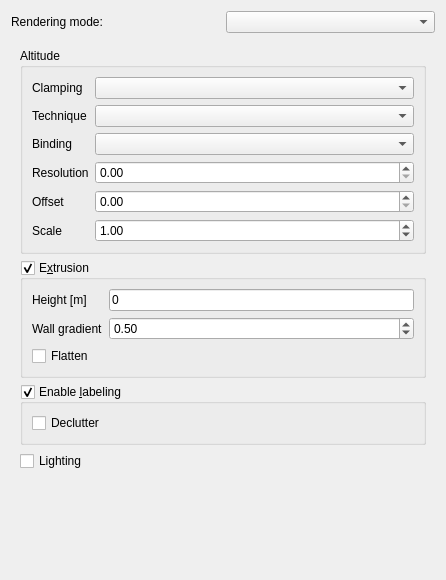
Before: the Qt Designer form src/plugins/globe/qgsglobevectorlayerpropertiespage.ui in kadas-albireo/kadas-albireo, drawn with Qt 5.
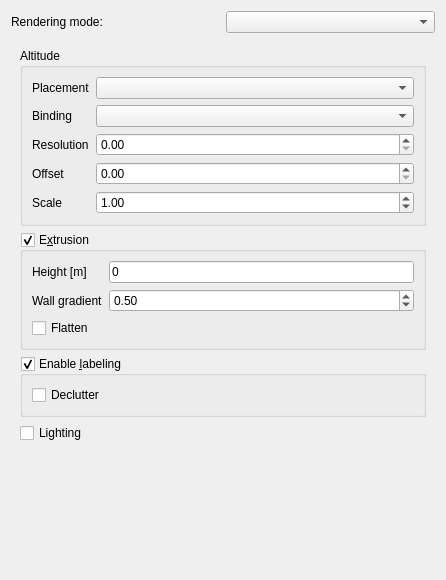
After: the same form once the commit is applied. Custom widgets are drawn as their Qt base class.

What changed in the file:
```diff
--- a/src/plugins/globe/qgsglobevectorlayerpropertiespage.ui
+++ b/src/plugins/globe/qgsglobevectorlayerpropertiespage.ui
@@ -36,7 +36,7 @@
              <string>Terrain following behaviour</string>
             </property>
             <property name="text">
-             <string>Clamping</string>
+             <string>Placement</string>
             </property>
            </widget>
           </item>
@@ -48,16 +48,6 @@
            </widget>
           </item>
           <item row="1" column="0">
-           <widget class="QLabel" name="labelAltitudeTechnique">
-            <property name="toolTip">
-             <string>Terrain following technique</string>
-            </property>
-            <property name="text">
-             <string>Technique</string>
-            </property>
-           </widget>
-          </item>
-          <item row="2" column="0">
            <widget class="QLabel" name="labelAltitudeBinding">
             <property name="toolTip">
              <string>Granularity at which to sample the terrain</string>
@@ -67,7 +57,14 @@
             </property>
            </widget>
           </item>
-          <item row="3" column="0">
+          <item row="1" column="1">
+           <widget class="QComboBox" name="comboBoxAltitudeBinding">
+            <property name="toolTip">
+             <string>Granularity at which to sample the terrain</string>
+            </property>
+           </widget>
+          </item>
+          <item row="2" column="0">
            <widget class="QLabel" name="labelAltitudeResolution">
             <property name="toolTip">
              <string>Elevation data resolution at which to sample terrain height</string>
@@ -77,7 +74,14 @@
             </property>
            </widget>
           </item>
-          <item row="4" column="0">
+          <item row="2" column="1">
+           <widget class="QDoubleSpinBox" name="spinBoxAltitudeResolution">
+            <property name="toolTip">
+             <string>Elevation data resolution at which to sample terrain height</string>
+            </property>
+           </widget>
+          </item>
+          <item row="3" column="0">
            <widget class="QLabel" name="labelAltitudeOffset">
             <property name="toolTip">
              <string>Vertical offset to apply to geometry Z</string>
@@ -87,7 +91,14 @@
             </property>
            </widget>
           </item>
-          <item row="5" column="0">
+          <item row="3" column="1">
+           <widget class="QDoubleSpinBox" name="spinBoxAltitudeOffset">
+            <property name="toolTip">
+             <string>Vertical offset to apply to geometry Z</string>
+            </property>
+           </widget>
+          </item>
+          <item row="4" column="0">
            <widget class="QLabel" name="labelAltitudeScale">
             <property name="toolTip">
              <string>Scale factor to apply to geometry Z</string>
@@ -97,35 +108,7 @@
             </property>
            </widget>
           </item>
-          <item row="1" column="1">
-           <widget class="QComboBox" name="comboBoxAltitudeTechnique">
-            <property name="toolTip">
-             <string>Terrain following technique</string>
-            </property>
-           </widget>
-          </item>
-          <item row="2" column="1">
-           <widget class="QComboBox" name="comboBoxAltitudeBinding">
-            <property name="toolTip">
-             <string>Granularity at which to sample the terrain</string>
-            </property>
-           </widget>
-          </item>
-          <item row="3" column="1">
-           <widget class="QDoubleSpinBox" name="spinBoxAltitudeResolution">
-            <property name="toolTip">
-             <string>Elevation data resolution at which to sample terrain height</string>
-            </property>
-           </widget>
-          </item>
           <item row="4" column="1">
-           <widget class="QDoubleSpinBox" name="spinBoxAltitudeOffset">
-            <property name="toolTip">
-             <string>Vertical offset to apply to geometry Z</string>
-            </property>
-           </widget>
-          </item>
-          <item row="5" column="1">
            <widget class="QDoubleSpinBox" name="spinBoxAltitudeScale">
             <property name="toolTip">
              <string>Scale factor to apply to geometry Z</string>
```
